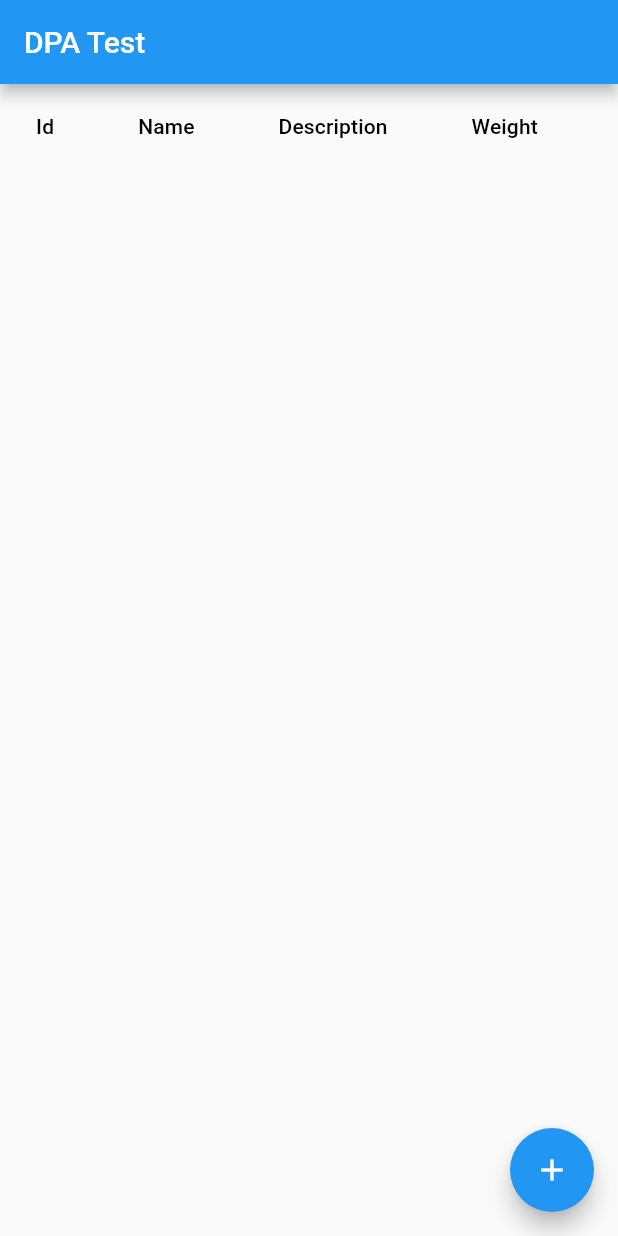
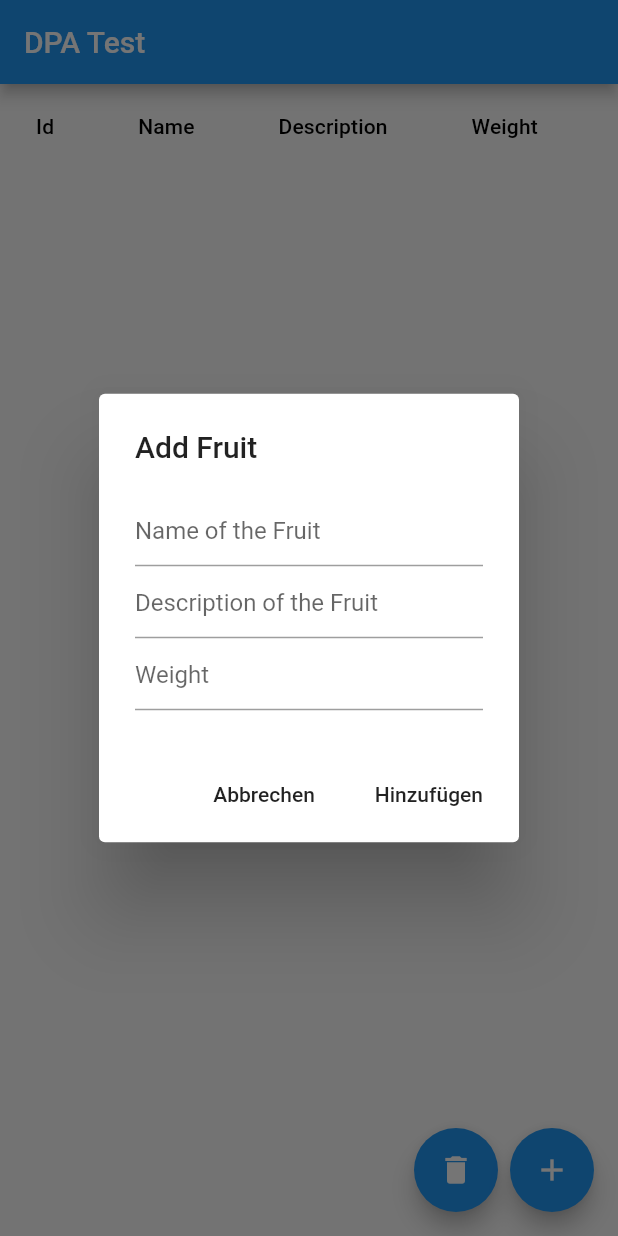
Before and after one commit to herrytco/sirius, a Flutter app: the screen it shows after launch, after a tap on the "add" icon, on a phone screen of 412 x 824 dp. Run offline on Flutter 3.47's test engine with Material 2 defaults, Android fonts, the phone set to English and light mode, and no system bars; our stand-ins replace sqflite; accounts and stored records are empty.

Commit message:
updated example

```diff
--- a/example/lib/main.dart
+++ b/example/lib/main.dart
@@ -42,25 +42,44 @@ class MyAppState extends State<MyApp> {
     setState(() {});
   }
 
+  ///
+  /// deletes all fruits stored by passing an empty mask to the delete(..)
+  /// method in the repository
+  ///
+  void _deleteAll() async {
+    await _fruitRepository.delete({});
+    fruits = await _fruitRepository.all();
+    setState(() {});
+  }
+
   @override
   Widget build(BuildContext context) {
     return MaterialApp(
-      title: 'Flutter Demo',
-      theme: ThemeData(
-        primarySwatch: Colors.blue,
-      ),
-      home: Scaffold(
+      title: 'DPA Demo Application',
+      home: Builder(
+        builder: (BuildContext context) => Scaffold(
           appBar: AppBar(
             title: Text("DPA Test"),
           ),
-        floatingActionButton: FloatingActionButton(
+          floatingActionButton: Row(
+            mainAxisSize: MainAxisSize.min,
+            children: <Widget>[
+              FloatingActionButton(
+                child: Icon(Icons.delete),
+                onPressed: _deleteAll,
+              ),
+              SizedBox(width: 8),
+              FloatingActionButton(
                 child: Icon(Icons.add),
                 onPressed: () {
                   showDialog(
                     context: context,
-              builder: (BuildContext context) => AddFruitDialog(_addFruit),
+                    builder: (BuildContext context) =>
+                        AddFruitDialog(_addFruit),
                   );
                 },
+              ),
+            ],
           ),
           body: DataTable(
             columns: [
@@ -87,6 +106,7 @@ class MyAppState extends State<MyApp> {
                 .toList(),
           ),
         ),
+      ),
     );
   }
 }
```
Lines whose indentation alone changed are shown as unchanged.
